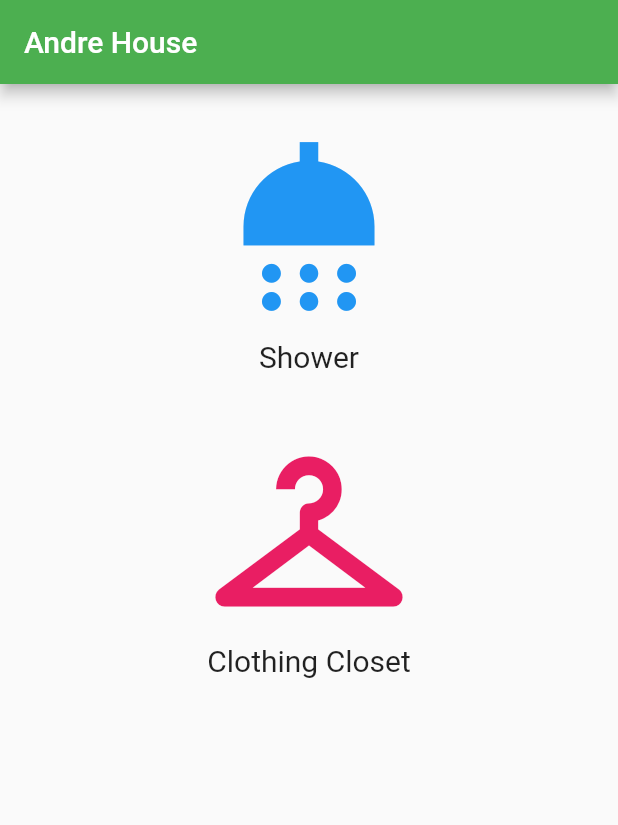
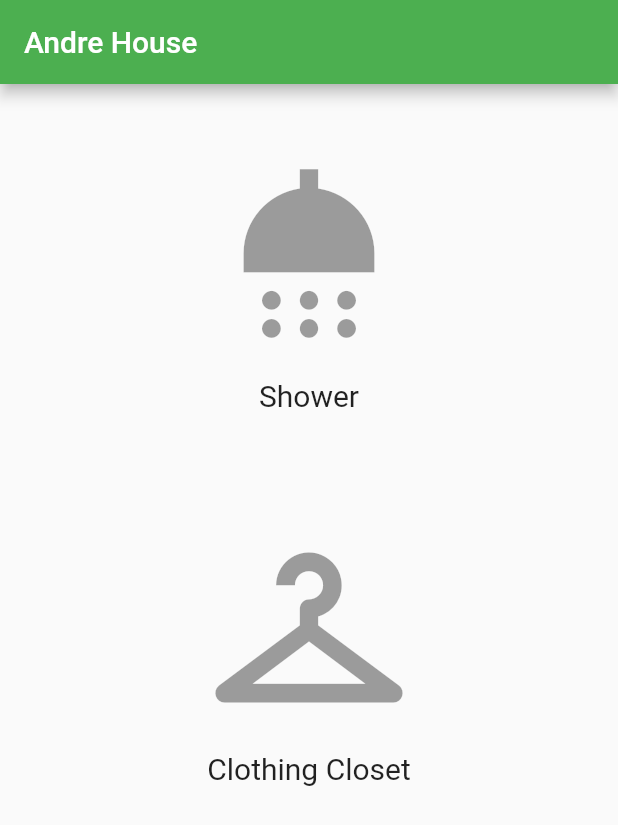
Before and after one commit to elizabethrlemar/AndreHouse, a Flutter app: the screen it shows after launch, on a phone screen of 412 x 824 dp. Shown: the top 825 px of the screen. Run offline on Flutter 3.47's test engine with Material 2 defaults, Android fonts, the phone set to English and light mode, and no system bars.

Commit message:
Edited buttons. The icons are grey because onPressed is null

```diff
--- a/lib/main.dart
+++ b/lib/main.dart
@@ -23,6 +23,7 @@ class MyHomePage extends StatefulWidget {
 }
 
 class _MyHomePageState extends State<MyHomePage> {
+
   @override
   Widget build(BuildContext context) {
     return Scaffold(
@@ -31,14 +32,15 @@ class _MyHomePageState extends State<MyHomePage> {
       ),
       body: Column(children: <Widget>[
             Container(
-        padding: const EdgeInsets.all(20),
+            padding: const EdgeInsets.all(30),
             alignment: Alignment.center,
             child: Column(
               children: const <Widget>[
-            Icon(
-              Icons.shower,
-              size: 150,
+                IconButton(
+                  icon: Icon(Icons.shower),
+                  iconSize: 150,
                   color: Colors.blue,
+                  onPressed: null,
                 ),
                 Text(
                   'Shower',
@@ -46,17 +48,17 @@ class _MyHomePageState extends State<MyHomePage> {
                 ),
               ],
             ),),
-
           //icon with label below it
         Container(
-          padding: const EdgeInsets.all(10),
+          padding: const EdgeInsets.all(30),
           alignment: Alignment.center,
           child: Column(
             children: const <Widget>[
-              Icon(
-                Icons.checkroom,
-                size: 150,
+              IconButton(
+                icon: Icon(Icons.checkroom),
+                iconSize: 150,
                 color: Colors.pink,
+                onPressed: null,
               ),
               Text(
                 'Clothing Closet',
```
Lines whose indentation alone changed are shown as unchanged.
